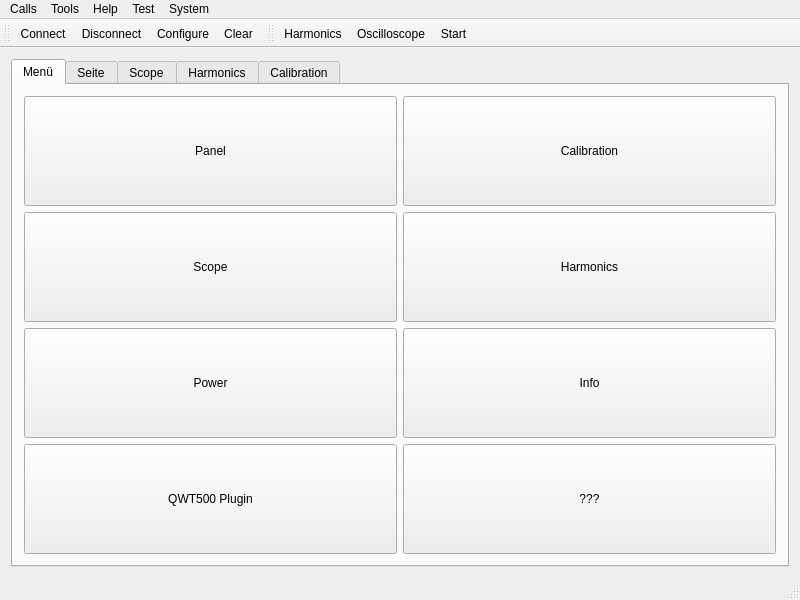
Before: the Qt Designer form PowerLAB/gui/mainwindow.ui in NilsMinor/PSOM-Connect, drawn with Qt 5.
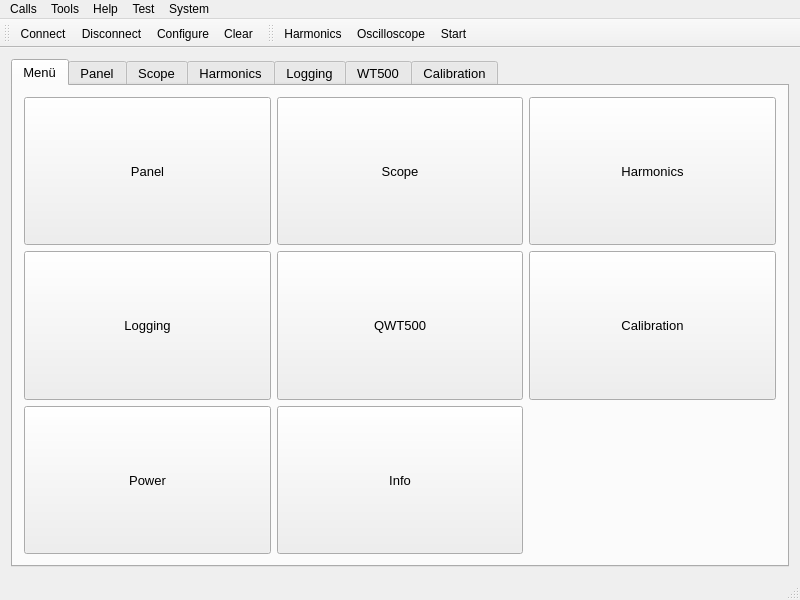
After: the same form once the commit is applied. The open tabs and pages were chosen to show the change. Icons and pictures are not drawn.

```diff
--- a/PowerLAB/gui/mainwindow.ui
+++ b/PowerLAB/gui/mainwindow.ui
@@ -26,6 +26,17 @@
    <layout class="QVBoxLayout" name="verticalLayout">
     <item>
      <widget class="QTabWidget" name="tabWidget">
+      <property name="minimumSize">
+       <size>
+        <width>100</width>
+        <height>100</height>
+       </size>
+      </property>
+      <property name="font">
+       <font>
+        <pointsize>10</pointsize>
+       </font>
+      </property>
       <property name="currentIndex">
        <number>3</number>
       </property>
@@ -39,32 +50,6 @@
           <property name="sizeConstraint">
            <enum>QLayout::SetMaximumSize</enum>
           </property>
-          <item row="1" column="2">
-           <widget class="QPushButton" name="pushButton_4">
-            <property name="sizePolicy">
-             <sizepolicy hsizetype="Minimum" vsizetype="Preferred">
-              <horstretch>0</horstretch>
-              <verstretch>0</verstretch>
-             </sizepolicy>
-            </property>
-            <property name="text">
-             <string>Harmonics</string>
-            </property>
-           </widget>
-          </item>
-          <item row="2" column="2">
-           <widget class="QPushButton" name="pushButtonInformation">
-            <property name="sizePolicy">
-             <sizepolicy hsizetype="Minimum" vsizetype="Preferred">
-              <horstretch>0</horstretch>
-              <verstretch>0</verstretch>
-             </sizepolicy>
-            </property>
-            <property name="text">
-             <string>Info</string>
-            </property>
-           </widget>
-          </item>
           <item row="0" column="0">
            <widget class="QPushButton" name="pushButtonPanel">
             <property name="sizePolicy">
@@ -78,20 +63,46 @@
             </property>
            </widget>
           </item>
-          <item row="1" column="0">
-           <widget class="QPushButton" name="pushButtonScope">
-            <property name="sizePolicy">
-             <sizepolicy hsizetype="Minimum" vsizetype="Preferred">
-              <horstretch>0</horstretch>
-              <verstretch>0</verstretch>
-             </sizepolicy>
-            </property>
-            <property name="text">
-             <string>Scope</string>
-            </property>
-           </widget>
-          </item>
           <item row="0" column="2">
+           <widget class="QPushButton" name="pushButtonHarmonics">
+            <property name="sizePolicy">
+             <sizepolicy hsizetype="Minimum" vsizetype="Preferred">
+              <horstretch>0</horstretch>
+              <verstretch>0</verstretch>
+             </sizepolicy>
+            </property>
+            <property name="text">
+             <string>Harmonics</string>
+            </property>
+           </widget>
+          </item>
+          <item row="2" column="0">
+           <widget class="QPushButton" name="pushButtonLogging">
+            <property name="sizePolicy">
+             <sizepolicy hsizetype="Minimum" vsizetype="Preferred">
+              <horstretch>0</horstretch>
+              <verstretch>0</verstretch>
+             </sizepolicy>
+            </property>
+            <property name="text">
+             <string>Logging</string>
+            </property>
+           </widget>
+          </item>
+          <item row="0" column="1">
+           <widget class="QPushButton" name="pushButtonScope">
+            <property name="sizePolicy">
+             <sizepolicy hsizetype="Minimum" vsizetype="Preferred">
+              <horstretch>0</horstretch>
+              <verstretch>0</verstretch>
+             </sizepolicy>
+            </property>
+            <property name="text">
+             <string>Scope</string>
+            </property>
+           </widget>
+          </item>
+          <item row="2" column="2">
            <widget class="QPushButton" name="pushButtonCalibration">
             <property name="sizePolicy">
              <sizepolicy hsizetype="Minimum" vsizetype="Preferred">
@@ -104,7 +115,20 @@
             </property>
            </widget>
           </item>
-          <item row="2" column="0">
+          <item row="2" column="1">
+           <widget class="QPushButton" name="QWT500">
+            <property name="sizePolicy">
+             <sizepolicy hsizetype="Minimum" vsizetype="Preferred">
+              <horstretch>0</horstretch>
+              <verstretch>0</verstretch>
+             </sizepolicy>
+            </property>
+            <property name="text">
+             <string>QWT500</string>
+            </property>
+           </widget>
+          </item>
+          <item row="3" column="0">
            <widget class="QPushButton" name="pushButtonPower">
             <property name="sizePolicy">
              <sizepolicy hsizetype="Minimum" vsizetype="Preferred">
@@ -117,8 +141,8 @@
             </property>
            </widget>
           </item>
-          <item row="3" column="0">
-           <widget class="QPushButton" name="QWT500">
+          <item row="3" column="1">
+           <widget class="QPushButton" name="pushButtonInformation">
             <property name="sizePolicy">
              <sizepolicy hsizetype="Minimum" vsizetype="Preferred">
               <horstretch>0</horstretch>
@@ -126,30 +150,17 @@
              </sizepolicy>
             </property>
             <property name="text">
-             <string>QWT500 Plugin</string>
+             <string>Info</string>
             </property>
            </widget>
           </item>
-          <item row="3" column="2">
-           <widget class="QPushButton" name="pushButton_2">
-            <property name="sizePolicy">
-             <sizepolicy hsizetype="Minimum" vsizetype="Preferred">
-              <horstretch>0</horstretch>
-              <verstretch>0</verstretch>
-             </sizepolicy>
-            </property>
-            <property name="text">
-             <string>???</string>
-            </property>
-           </widget>
-          </item>
          </layout>
         </item>
        </layout>
       </widget>
       <widget class="QWidget" name="tab_2">
        <attribute name="title">
-        <string>Seite</string>
+        <string>Panel</string>
        </attribute>
        <layout class="QVBoxLayout" name="verticalLayout_3">
         <property name="sizeConstraint">
@@ -842,7 +853,17 @@
        <zorder>groupBoxHarmonicsData</zorder>
        <zorder>layoutWidget</zorder>
       </widget>
-      <widget class="QWidget" name="tab">
+      <widget class="QWidget" name="tabLogging">
+       <attribute name="title">
+        <string>Logging</string>
+       </attribute>
+      </widget>
+      <widget class="QWidget" name="tabWT500">
+       <attribute name="title">
+        <string>WT500</string>
+       </attribute>
+      </widget>
+      <widget class="QWidget" name="tabCalibration">
        <attribute name="title">
         <string>Calibration</string>
        </attribute>
```
Left out of the diff: 180 changed lines with no effect on the pictures. Lines whose indentation alone changed are shown as unchanged.
